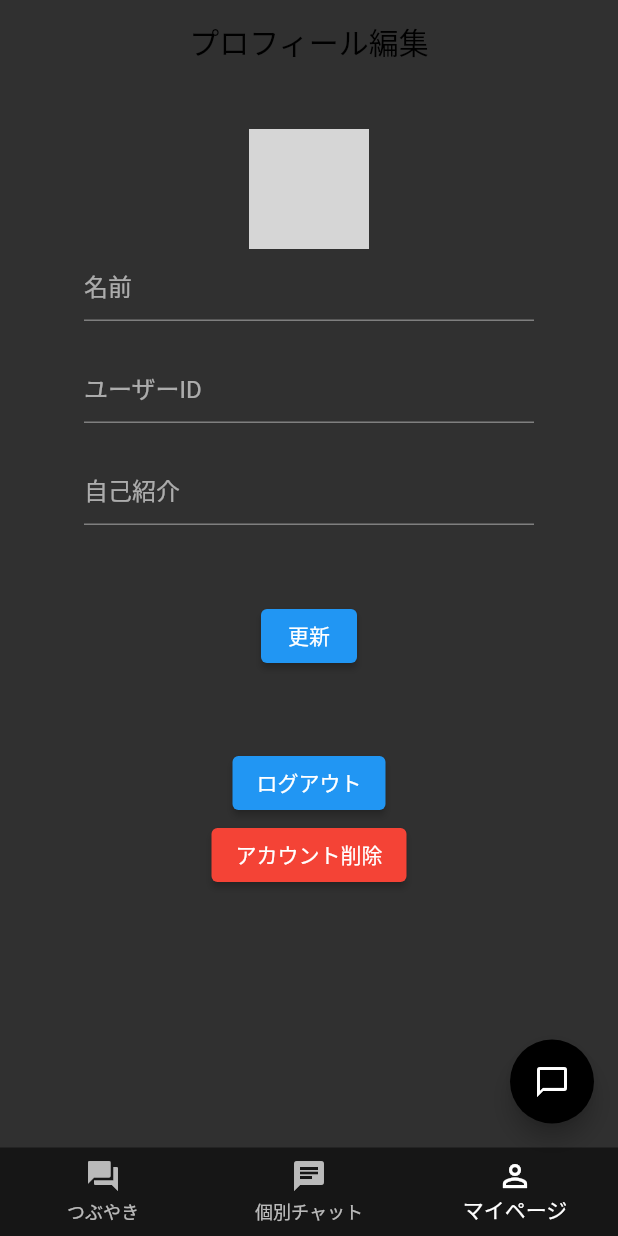
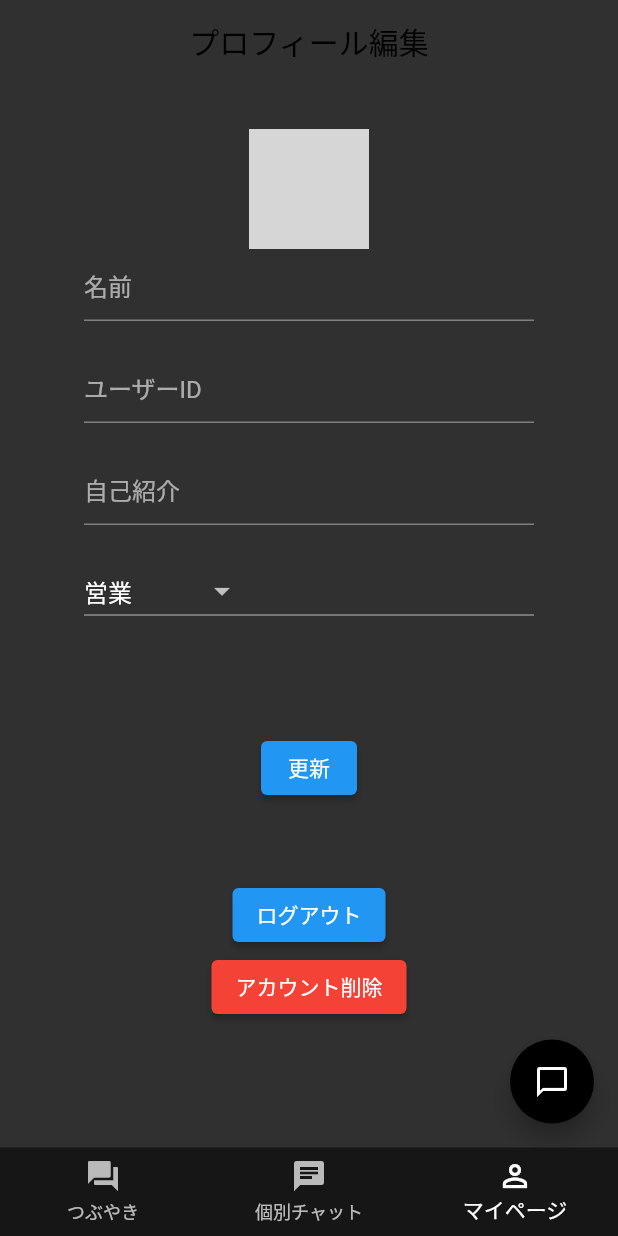
Before and after one commit to daikimatsuda/flutter-app, a Flutter app: the screen it shows once a user with an empty profile is signed in, item 3 of the bottom bar chosen, on a phone screen of 412 x 824 dp. Run offline on Flutter 3.47's test engine with Material 2 defaults, Android fonts, the phone set to English and light mode, and no system bars; our stand-ins replace cloud_firestore, firebase_auth, firebase_core, firebase_storage, flutter_hooks, image_picker; accounts and stored records are empty; grey boxes are pictures that could not be loaded.

```diff
--- a/lib/view/account/edit_account_page.dart
+++ b/lib/view/account/edit_account_page.dart
@@ -22,6 +22,8 @@ class _EditAccountPageState extends State<EditAccountPage> {
   TextEditingController userIdController = TextEditingController();
   TextEditingController selfIntroductionController = TextEditingController();
   String? iconPath;
+  var selectedValue = "営業";
+  final lists = <String>["営業", "エンジニア", "総務", "経理", "建設業"];
 
   String getImage() {
     if(iconPath == null) {
@@ -64,6 +66,7 @@ class _EditAccountPageState extends State<EditAccountPage> {
                   }
                 },
                 child: CircleAvatar(
+                  backgroundColor: Colors.white,
                   foregroundImage: AssetImage(getImage()),
                   radius: 40,
                   child: Icon(Icons.add),
@@ -91,6 +94,23 @@ class _EditAccountPageState extends State<EditAccountPage> {
                 child: TextField(
                   controller: selfIntroductionController,
                   decoration: InputDecoration(hintText: '自己紹介'),
+                ),
+              ),
+              Padding(
+                padding: const EdgeInsets.symmetric(vertical: 20.0),
+                child: Container(
+                  width: 300,
+                  child: DropdownButton<String>(
+                    value: selectedValue,
+                    items: lists.map((String list) =>
+                      DropdownMenuItem(value: list, child: Text(list)))
+                        .toList(),
+                    onChanged: (String? value) {
+                      setState((){
+                        selectedValue = value!;
+                      });
+                    },
+                  ),
                 ),
               ),
               const SizedBox(height: 50),
--- a/lib/view/private_chat/private_chat_page.dart
+++ b/lib/view/private_chat/private_chat_page.dart
@@ -197,7 +197,7 @@ class PrivateChatPage extends StatelessWidget {
                   ),
                 ],
               ),
-              Text(DateFormat('HH:MM').format(msg.updatedTime!.toDate()),style: const TextStyle(fontSize: 10),),
+              Text(DateFormat('yyyy/MM/dd HH:MM').format(msg.updatedTime!.toDate()).toString(),style: const TextStyle(fontSize: 10),),
             ],
           )
         ],
@@ -223,7 +223,7 @@ class _SentMessageWidget extends StatelessWidget {
         crossAxisAlignment: CrossAxisAlignment.end,
         children: [
           Text(
-            _formatter.format(msg.updatedTime!.toDate()),
+            DateFormat('yyyy/MM/dd HH:MM').format(msg.updatedTime!.toDate()).toString(),
             style: const TextStyle(fontSize: 10),
           ),
           const SizedBox(width: 5),
```
